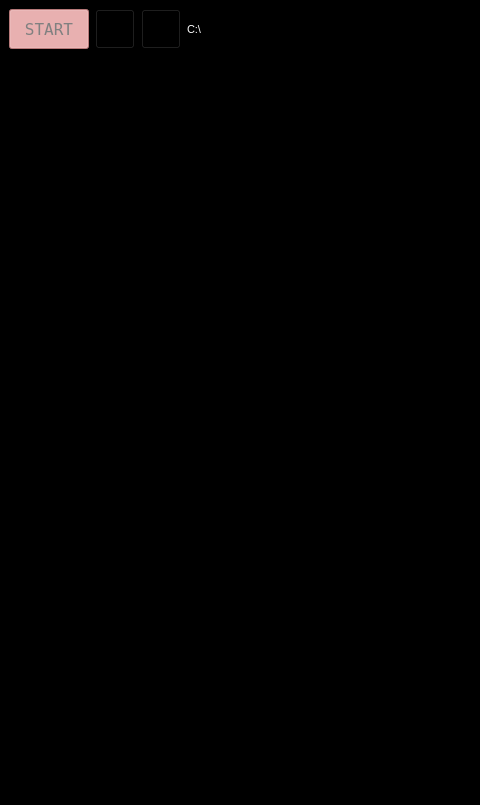
Old version of the form ui/mainWindow.ui in the repository AllenNeuralDynamics/parallax; both pictures show x 0 to 480 and y 0 to 805 of the 1041 by 805 pixel window.
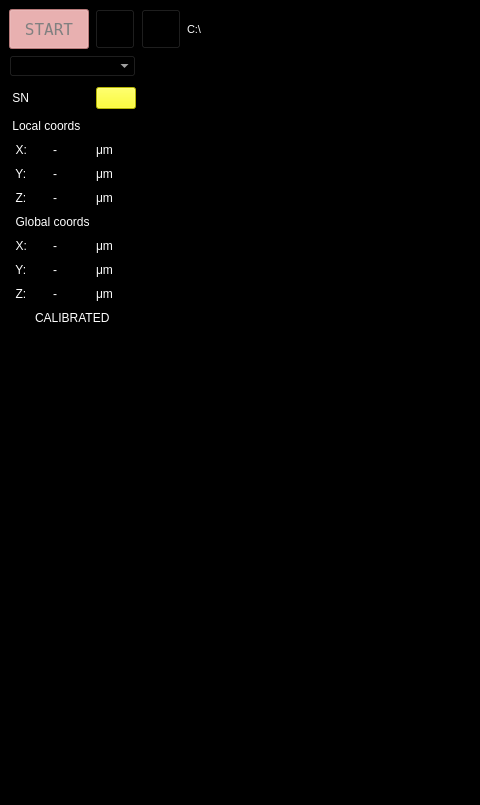
New version of the form. Icons and pictures are not drawn.

Commit message: Add stage status ui on the left side of mainWondow

```diff
--- a/ui/mainWindow.ui
+++ b/ui/mainWindow.ui
@@ -49,6 +49,233 @@
   </property>
   <widget class="QWidget" name="centralwidget">
    <layout class="QGridLayout" name="gridLayout_2">
+    <item row="1" column="0">
+     <layout class="QHBoxLayout" name="horizontalLayout_3">
+      <item>
+       <layout class="QGridLayout" name="gridLayout_6">
+        <property name="verticalSpacing">
+         <number>10</number>
+        </property>
+        <item row="7" column="2">
+         <widget class="QLabel" name="label_16">
+          <property name="text">
+           <string>μm</string>
+          </property>
+         </widget>
+        </item>
+        <item row="8" column="1">
+         <widget class="QLabel" name="global_coords_y">
+          <property name="text">
+           <string>-</string>
+          </property>
+         </widget>
+        </item>
+        <item row="5" column="1">
+         <widget class="QLabel" name="local_coords_z">
+          <property name="text">
+           <string>-</string>
+          </property>
+         </widget>
+        </item>
+        <item row="4" column="2">
+         <widget class="QLabel" name="label_14">
+          <property name="text">
+           <string>μm</string>
+          </property>
+         </widget>
+        </item>
+        <item row="9" column="1">
+         <widget class="QLabel" name="global_coords_z">
+          <property name="text">
+           <string>-</string>
+          </property>
+         </widget>
+        </item>
+        <item row="3" column="1">
+         <widget class="QLabel" name="local_coords_x">
+          <property name="text">
+           <string>-</string>
+          </property>
+         </widget>
+        </item>
+        <item row="1" column="0" colspan="2">
+         <widget class="QLabel" name="stage_sn">
+          <property name="text">
+           <string> SN</string>
+          </property>
+         </widget>
+        </item>
+        <item row="7" column="0">
+         <widget class="QLabel" name="label_5">
+          <property name="text">
+           <string>  X:</string>
+          </property>
+         </widget>
+        </item>
+        <item row="8" column="0">
+         <widget class="QLabel" name="label_6">
+          <property name="text">
+           <string>  Y:</string>
+          </property>
+         </widget>
+        </item>
+        <item row="5" column="2">
+         <widget class="QLabel" name="label_15">
+          <property name="maximumSize">
+           <size>
+            <width>50</width>
+            <height>16777215</height>
+           </size>
+          </property>
+          <property name="text">
+           <string>μm</string>
+          </property>
+         </widget>
+        </item>
+        <item row="6" column="0" colspan="2">
+         <widget class="QLabel" name="global_coords">
+          <property name="text">
+           <string>  Global coords</string>
+          </property>
+         </widget>
+        </item>
+        <item row="5" column="0">
+         <widget class="QLabel" name="label_11">
+          <property name="text">
+           <string>  Z:</string>
+          </property>
+         </widget>
+        </item>
+        <item row="1" column="2">
+         <widget class="QPushButton" name="pushButton">
+          <property name="styleSheet">
+           <string notr="true">background-color : yellow</string>
+          </property>
+          <property name="text">
+           <string/>
+          </property>
+         </widget>
+        </item>
+        <item row="2" column="0" colspan="2">
+         <widget class="QLabel" name="local_coords">
+          <property name="text">
+           <string> Local coords</string>
+          </property>
+         </widget>
+        </item>
+        <item row="3" column="2">
+         <widget class="QLabel" name="label_13">
+          <property name="text">
+           <string>μm</string>
+          </property>
+         </widget>
+        </item>
+        <item row="0" column="0" colspan="3">
+         <widget class="QComboBox" name="stage_selector"/>
+        </item>
+        <item row="3" column="0">
+         <widget class="QLabel" name="label_2">
+          <property name="maximumSize">
+           <size>
+            <width>40</width>
+            <height>16777215</height>
+           </size>
+          </property>
+          <property name="text">
+           <string>  X:</string>
+          </property>
+         </widget>
+        </item>
+        <item row="4" column="0">
+         <widget class="QLabel" name="label_10">
+          <property name="text">
+           <string>  Y:</string>
+          </property>
+         </widget>
+        </item>
+        <item row="11" column="0" colspan="3">
+         <spacer name="verticalSpacer">
+          <property name="orientation">
+           <enum>Qt::Vertical</enum>
+          </property>
+          <property name="sizeHint" stdset="0">
+           <size>
+            <width>20</width>
+            <height>50</height>
+           </size>
+          </property>
+         </spacer>
+        </item>
+        <item row="9" column="0">
+         <widget class="QLabel" name="label_7">
+          <property name="text">
+           <string>  Z:</string>
+          </property>
+         </widget>
+        </item>
+        <item row="9" column="2">
+         <widget class="QLabel" name="label_18">
+          <property name="text">
+           <string>μm</string>
+          </property>
+         </widget>
+        </item>
+        <item row="8" column="2">
+         <widget class="QLabel" name="label_17">
+          <property name="text">
+           <string>μm</string>
+          </property>
+         </widget>
+        </item>
+        <item row="7" column="1">
+         <widget class="QLabel" name="global_coords_x">
+          <property name="text">
+           <string>-</string>
+          </property>
+         </widget>
+        </item>
+        <item row="4" column="1">
+         <widget class="QLabel" name="local_coords_y">
+          <property name="text">
+           <string>-</string>
+          </property>
+         </widget>
+        </item>
+        <item row="10" column="0" colspan="3" alignment="Qt::AlignHCenter">
+         <widget class="QLabel" name="calibrate_status">
+          <property name="text">
+           <string>CALIBRATED</string>
+          </property>
+         </widget>
+        </item>
+       </layout>
+      </item>
+      <item>
+       <widget class="QScrollArea" name="scrollArea">
+        <property name="font">
+         <font>
+          <family>Arial</family>
+          <pointsize>12</pointsize>
+         </font>
+        </property>
+        <property name="widgetResizable">
+         <bool>true</bool>
+        </property>
+        <widget class="QWidget" name="scrollAreaWidgetContents">
+         <property name="geometry">
+          <rect>
+           <x>0</x>
+           <y>0</y>
+           <width>898</width>
+           <height>692</height>
+          </rect>
+         </property>
+         <layout class="QGridLayout" name="gridLayout"/>
+        </widget>
+       </widget>
+      </item>
+     </layout>
+    </item>
     <item row="0" column="0">
      <widget class="QSplitter" name="splitter">
       <property name="orientation">
@@ -292,30 +519,6 @@
       </widget>
      </widget>
     </item>
-    <item row="1" column="0">
-     <widget class="QScrollArea" name="scrollArea">
-      <property name="font">
-       <font>
-        <family>Arial</family>
-        <pointsize>12</pointsize>
-       </font>
-      </property>
-      <property name="widgetResizable">
-       <bool>true</bool>
-      </property>
-      <widget class="QWidget" name="scrollAreaWidgetContents">
-       <property name="geometry">
-        <rect>
-         <x>0</x>
-         <y>0</y>
-         <width>1021</width>
-         <height>694</height>
-        </rect>
-       </property>
-       <layout class="QGridLayout" name="gridLayout"/>
-      </widget>
-     </widget>
-    </item>
    </layout>
   </widget>
   <widget class="QMenuBar" name="menubar">
```
